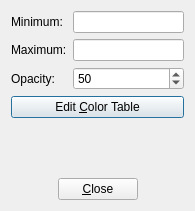
This is SeismicUI/volumedisplayoptionsdialog.ui in fsoos74/su as Qt 5 draws it before an edit. The edited form follows.
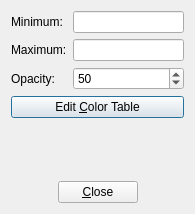
This is the edited form. Icons and pictures are not drawn.

Diff of the .ui file:
```diff
--- a/SeismicUI/volumedisplayoptionsdialog.ui
+++ b/SeismicUI/volumedisplayoptionsdialog.ui
@@ -7,7 +7,7 @@
     <x>0</x>
     <y>0</y>
     <width>195</width>
-    <height>211</height>
+    <height>214</height>
    </rect>
   </property>
   <property name="windowTitle">
```
Left out of the diff: 2 changed lines with no effect on the pictures.
